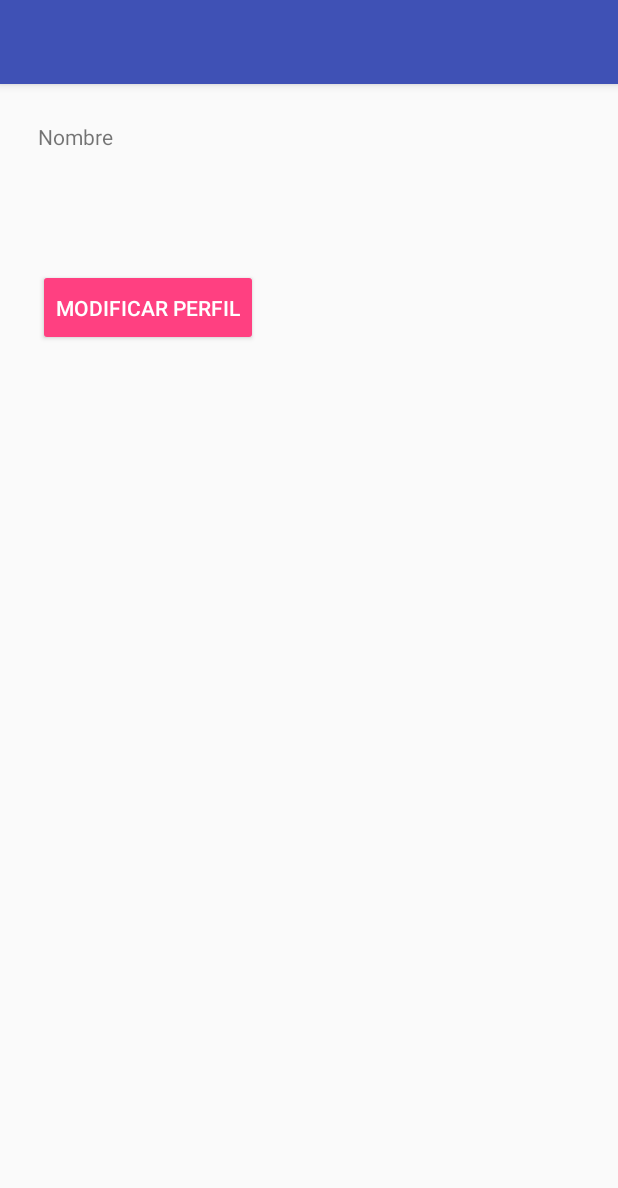
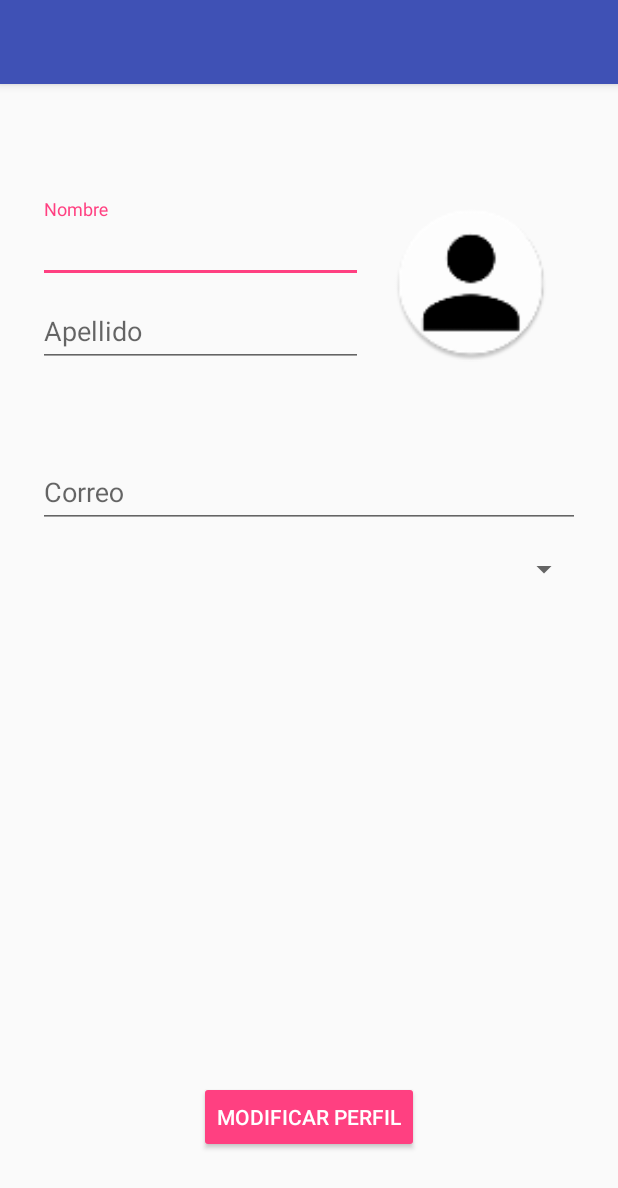
Before and after one commit to rafaelpedrajas/UCar, an Android app: the layout activity_ver_perfil.xml on its own in the app's theme, with its tools: preview values and no code run, on a phone screen of 412 x 824 dp. Shown: the top 1188 px of the screen. Run offline under Robolectric (Android 15) with nearby library versions, the phone set to English and light mode, and no system bars; network calls fail.

Commit message:
Select de provincias con callback y parte de diseño de perfil

```diff
--- a/app/src/main/AndroidManifest.xml
+++ b/app/src/main/AndroidManifest.xml
@@ -31,7 +31,7 @@
             android:theme="@style/AppTheme.NoActionBar">
         </activity>
         <activity
-            android:name=".VerPerfil"
+            android:name=".Perfil"
             android:label="Perfil"
             android:theme="@style/AppTheme.NoActionBar">
         </activity>
--- a/app/src/main/res/layout/activity_ver_perfil.xml
+++ b/app/src/main/res/layout/activity_ver_perfil.xml
@@ -37,39 +37,136 @@
 
     </android.support.design.widget.AppBarLayout>
 
+
+
+
+
+
+
+
+
+
+
     <LinearLayout
         android:layout_width="match_parent"
+        android:layout_height="match_parent"
+        android:orientation="vertical"
+        android:padding="25dp"
+        android:weightSum="100">
+
+
+        <LinearLayout
+            android:layout_width="match_parent"
+            android:layout_height="0dp"
+            android:orientation="horizontal"
+            android:layout_weight="30"
+            android:weightSum="100"
+            android:gravity="center">
+
+            <LinearLayout
+                android:layout_width="0dp"
                 android:layout_height="wrap_content"
                 android:orientation="vertical"
-        android:padding="25dp">
+                android:layout_weight="60">
+
+                <android.support.design.widget.TextInputLayout
+                    android:id="@+id/tILNombre"
+                    android:layout_width="match_parent"
+                    android:layout_height="wrap_content"
+                    android:hint="Nombre">
+
+                    <android.support.design.widget.TextInputEditText
+                        android:id="@+id/eTNombre"
+                        android:layout_width="match_parent"
+                        android:layout_height="wrap_content"
+                        android:inputType="textCapWords"/>
+
+                </android.support.design.widget.TextInputLayout>
+
+                <android.support.design.widget.TextInputLayout
+                    android:id="@+id/tILApellido"
+                    android:layout_width="match_parent"
+                    android:layout_height="wrap_content"
+                    android:hint="Apellido">
+
+                    <android.support.design.widget.TextInputEditText
+                        android:id="@+id/eTApellido"
+                        android:layout_width="match_parent"
+                        android:layout_height="wrap_content"
+                        android:inputType="textCapWords"/>
+
+                </android.support.design.widget.TextInputLayout>
+
+            </LinearLayout>
+
+            <LinearLayout
+                android:layout_width="0dp"
+                android:layout_height="match_parent"
+                android:orientation="vertical"
+                android:padding="20dp"
+                android:layout_weight="40">
+
+                <ImageButton
+                    android:layout_width="match_parent"
+                    android:layout_height="match_parent"
+                    android:background="@null"
+                    android:scaleType="fitCenter"
+                    android:src="@mipmap/ic_default_perfil"/>
+
+            </LinearLayout>
+
+        </LinearLayout>
+
+        <LinearLayout
+            android:layout_width="match_parent"
+            android:layout_height="0dp"
+            android:orientation="horizontal"
+            android:layout_weight="10">
+
+            <android.support.design.widget.TextInputLayout
+                android:id="@+id/tILCorreo"
+                android:layout_width="match_parent"
+                android:layout_height="wrap_content"
+                android:hint="Correo">
+
+                <android.support.design.widget.TextInputEditText
+                    android:id="@+id/eTCorreo"
+                    android:layout_width="match_parent"
+                    android:layout_height="wrap_content"
+                    android:inputType="textEmailAddress"/>
+
+            </android.support.design.widget.TextInputLayout>
+
+        </LinearLayout>
 
 
-        <TextView
-            android:id="@+id/nombre"
-            android:text="Nombre"
-            android:layout_width="wrap_content"
-            android:layout_height="wrap_content"/>
+        <LinearLayout
+            android:layout_width="match_parent"
+            android:layout_height="0dp"
+            android:orientation="horizontal"
+            android:layout_weight="45">
 
-        <TextView
-            android:id="@+id/ranking"
-            android:layout_width="wrap_content"
+
+            <Spinner
+                android:id="@+id/spCiudades"
+                android:layout_width="match_parent"
                 android:layout_height="wrap_content"
-            android:layout_marginTop="10dp"/>
+                android:layout_weight="1"/>
 
-        <TextView
-            android:id="@+id/coche"
-            android:layout_width="wrap_content"
-            android:layout_height="wrap_content"
-            android:layout_marginTop="10dp"/>
+        </LinearLayout>
 
+
+        <LinearLayout
+            android:layout_width="match_parent"
+            android:layout_height="0dp"
+            android:orientation="horizontal"
+            android:layout_weight="15"
+            android:gravity="center">
 
             <Button style="@style/Widget.AppCompat.Button.Colored"
                     android:id="@+id/botonModificar"
                     android:layout_width="wrap_content"
                     android:layout_height="wrap_content"
-                android:layout_marginTop="20dp"
-                android:paddingTop="16dp"
-                android:paddingBottom="16dp"
                     android:text="Modificar perfil" >
 
             </Button>
@@ -79,3 +176,7 @@
 
 
     </LinearLayout>
+
+
+
+</LinearLayout>
```
Also changed, not shown: app/src/main/java/com/rafaelpedrajas/ucar/CrearAnuncio.java (+53 -0 lines), app/src/main/java/com/rafaelpedrajas/ucar/MainActivity.java (+14 -3 lines), app/src/main/java/com/rafaelpedrajas/ucar/Perfil.java (added, +176 -0 lines), app/src/main/java/com/rafaelpedrajas/ucar/VerPerfil.java (deleted, +0 -56 lines), app/src/main/java/com/rafaelpedrajas/ucar/VolleyCallback.java (added, +10 -0 lines). Lines whose indentation alone changed are shown as unchanged.
